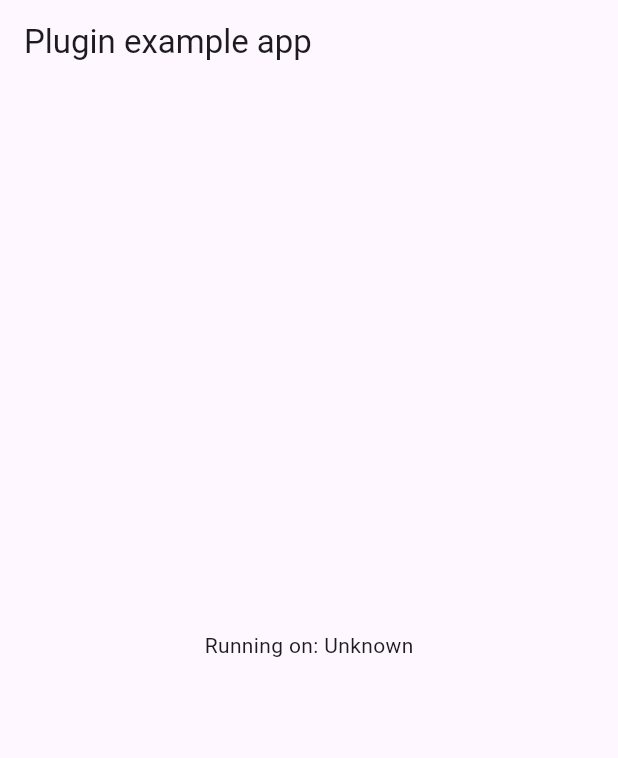
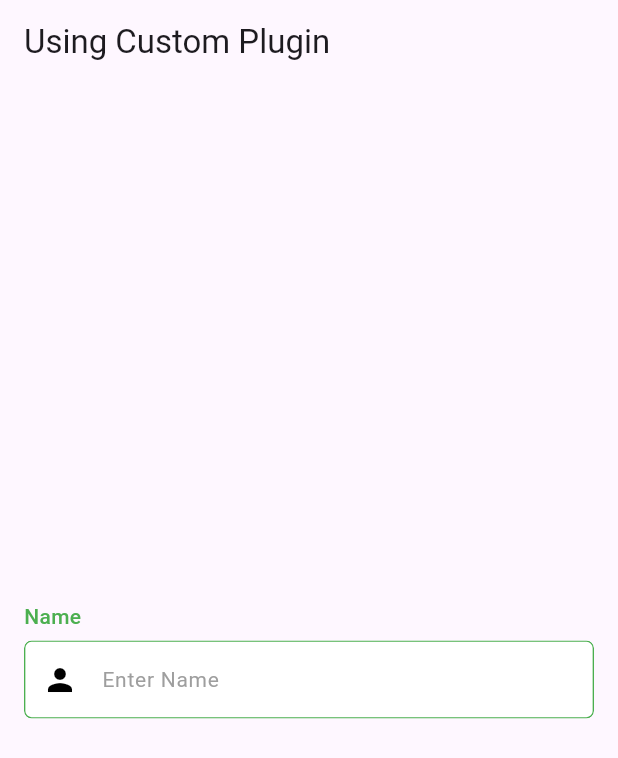
Before and after one commit to Hashini99/custom_text_field, a Flutter app: the screen it shows after launch, on a phone screen of 412 x 824 dp. Shown: the top 758 px of the screen. Run offline on Flutter 3.47's test engine with Material 3 defaults, Android fonts, the phone set to English and light mode, and no system bars; our stand-ins replace plugin_platform_interface, web.

Commit message:
add example

```diff
--- a/example/lib/main.dart
+++ b/example/lib/main.dart
@@ -1,61 +1,42 @@
+import 'package:custom_text_field_plugin/custom_text_field_plugin.dart';
 import 'package:flutter/material.dart';
-import 'dart:async';
-
-import 'package:flutter/services.dart';
-import 'package:custom_text_field_plugin/custom_text_field_plugin.dart';
 
 void main() {
   runApp(const MyApp());
 }
 
-class MyApp extends StatefulWidget {
+class MyApp extends StatelessWidget {
   const MyApp({super.key});
 
   @override
-  State<MyApp> createState() => _MyAppState();
-}
+  Widget build(BuildContext context) {
+    final TextEditingController textController = TextEditingController();
 
-class _MyAppState extends State<MyApp> {
-  String _platformVersion = 'Unknown';
-  final _customTextFieldPlugin = CustomTextFieldPlugin();
-
-  @override
-  void initState() {
-    super.initState();
-    initPlatformState();
-  }
-
-  // Platform messages are asynchronous, so we initialize in an async method.
-  Future<void> initPlatformState() async {
-    String platformVersion;
-    // Platform messages may fail, so we use a try/catch PlatformException.
-    // We also handle the message potentially returning null.
-    try {
-      platformVersion =
-          await _customTextFieldPlugin.getPlatformVersion() ?? 'Unknown platform version';
-    } on PlatformException {
-      platformVersion = 'Failed to get platform version.';
-    }
-
-    // If the widget was removed from the tree while the asynchronous platform
-    // message was in flight, we want to discard the reply rather than calling
-    // setState to update our non-existent appearance.
-    if (!mounted) return;
-
-    setState(() {
-      _platformVersion = platformVersion;
-    });
-  }
-
-  @override
-  Widget build(BuildContext context) {
     return MaterialApp(
       home: Scaffold(
-        appBar: AppBar(
-          title: const Text('Plugin example app'),
-        ),
+        appBar: AppBar(title: const Text('Using Custom Plugin')),
         body: Center(
-          child: Text('Running on: $_platformVersion\n'),
+          child: Padding(
+            padding: const EdgeInsets.all(16.0),
+            child: Column(
+              mainAxisSize: MainAxisSize.min,
+              children: [
+                CustomTextField(
+                  controller: textController,
+                  hint: "Enter Name",
+                  labelText: "Name",
+                  prefixIcon: Icon(Icons.person, color: Colors.black),
+                  borderColor: Colors.green,
+                  fillColor: Colors.white,
+                  borderWidth: .9,
+                  obscureText: true,
+                  onChanged: (value) {
+                    print("Text: $value");
+                  },
+                ),
+              ],
+            ),
+          ),
         ),
       ),
     );
```
Also changed, not shown: pubspec.yaml (+1 -45 lines), example/pubspec.lock.
